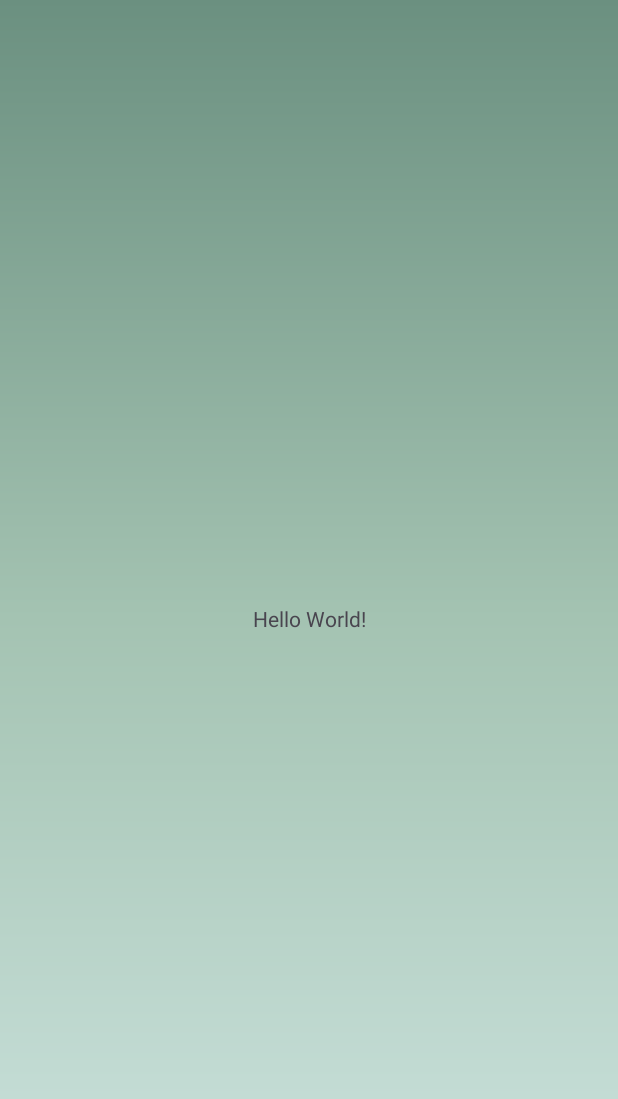
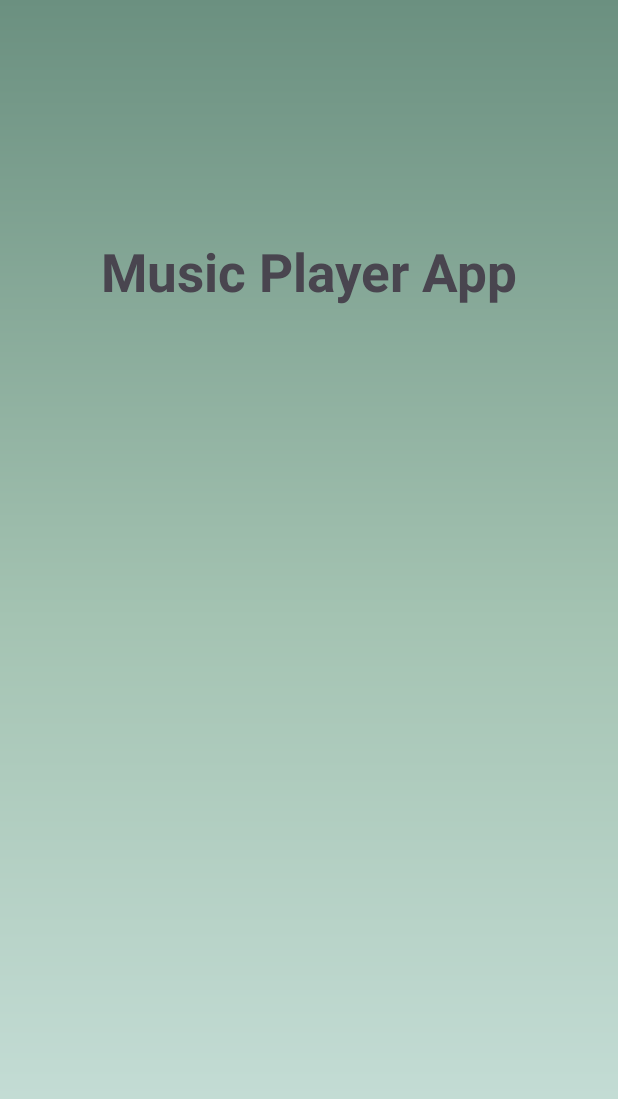
Before and after one commit to yhrjfj/Music_Player_Learning_Kotlin, an Android app: the screen it shows after launch (MainActivity), on a phone screen of 412 x 824 dp. Shown: the top 1099 px of the screen. Run offline under Robolectric (Android 15) with nearby library versions, the phone set to English and light mode, and no system bars.

Commit message:
Change textView

```diff
--- a/app/src/main/res/layout/activity_main.xml
+++ b/app/src/main/res/layout/activity_main.xml
@@ -10,10 +10,13 @@
     <TextView
         android:layout_width="wrap_content"
         android:layout_height="wrap_content"
-        android:text="Hello World!"
+        android:text="Music Player App"
+        android:textSize="35sp"
+        android:textStyle="bold"
         app:layout_constraintBottom_toBottomOf="parent"
         app:layout_constraintEnd_toEndOf="parent"
         app:layout_constraintStart_toStartOf="parent"
-        app:layout_constraintTop_toTopOf="parent" />
+        app:layout_constraintTop_toTopOf="parent"
+        app:layout_constraintVertical_bias="0.203" />
 
 </androidx.constraintlayout.widget.ConstraintLayout>
```
